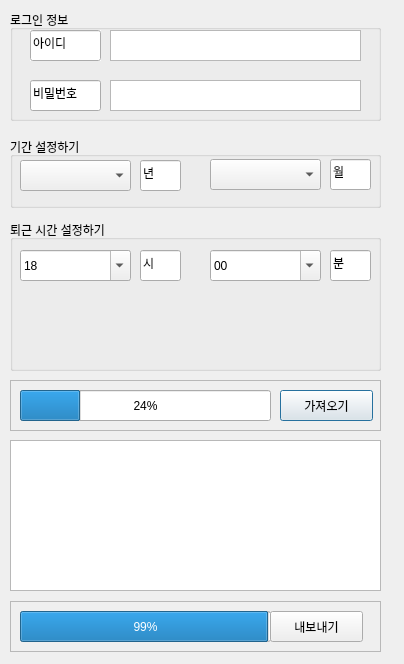
The window that DocFormAutoUI_Conti.ui (qorxowns123/Sure_Python_Project) describes before a commit, drawn with Qt 5.
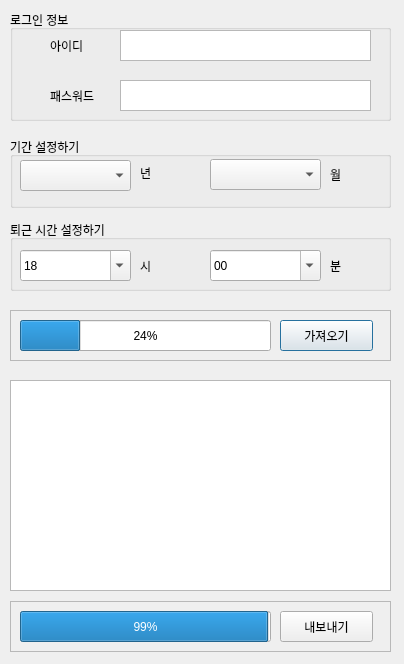
The same window after the commit.

Commit message: 버튼 이벤트 등록 중간 commit

```diff
--- a/DocFormAutoUI_Conti.ui
+++ b/DocFormAutoUI_Conti.ui
@@ -24,7 +24,7 @@
     <rect>
      <x>10</x>
      <y>10</y>
-     <width>371</width>
+     <width>381</width>
      <height>111</height>
     </rect>
    </property>
@@ -34,7 +34,7 @@
    <widget class="QTextEdit" name="G_User_PW">
     <property name="geometry">
      <rect>
-      <x>100</x>
+      <x>110</x>
       <y>70</y>
       <width>251</width>
       <height>31</height>
@@ -44,43 +44,40 @@
    <widget class="QTextEdit" name="G_User_ID">
     <property name="geometry">
      <rect>
-      <x>100</x>
+      <x>110</x>
       <y>20</y>
       <width>251</width>
       <height>31</height>
      </rect>
     </property>
    </widget>
-   <widget class="QLineEdit" name="U_ID">
+   <widget class="QLabel" name="label">
     <property name="geometry">
      <rect>
-      <x>20</x>
-      <y>20</y>
-      <width>71</width>
-      <height>31</height>
+      <x>40</x>
+      <y>30</y>
+      <width>56</width>
+      <height>12</height>
      </rect>
     </property>
-    <property name="autoFillBackground">
-     <bool>true</bool>
-    </property>
     <property name="text">
      <string>아이디</string>
     </property>
    </widget>
-   <widget class="QLineEdit" name="U_PW">
+   <widget class="QLabel" name="label_2">
     <property name="geometry">
      <rect>
-      <x>20</x>
-      <y>70</y>
-      <width>71</width>
-      <height>31</height>
+      <x>40</x>
+      <y>80</y>
+      <width>56</width>
+      <height>12</height>
      </rect>
     </property>
     <property name="accessibleDescription">
      <string/>
     </property>
     <property name="text">
-     <string>비밀번호</string>
+     <string>패스워드</string>
     </property>
    </widget>
   </widget>
@@ -89,26 +86,13 @@
     <rect>
      <x>10</x>
      <y>137</y>
-     <width>371</width>
+     <width>381</width>
      <height>71</height>
     </rect>
    </property>
    <property name="title">
     <string>기간 설정하기</string>
    </property>
-   <widget class="QLineEdit" name="U_SetYear">
-    <property name="geometry">
-     <rect>
-      <x>130</x>
-      <y>23</y>
-      <width>41</width>
-      <height>31</height>
-     </rect>
-    </property>
-    <property name="text">
-     <string>년</string>
-    </property>
-   </widget>
    <widget class="QComboBox" name="G_User_SetYear">
     <property name="geometry">
      <rect>
@@ -119,19 +103,6 @@
      </rect>
     </property>
    </widget>
-   <widget class="QLineEdit" name="U_SetMonth">
-    <property name="geometry">
-     <rect>
-      <x>320</x>
-      <y>22</y>
-      <width>41</width>
-      <height>31</height>
-     </rect>
-    </property>
-    <property name="text">
-     <string>월</string>
-    </property>
-   </widget>
    <widget class="QComboBox" name="G_User_SetMonth">
     <property name="geometry">
      <rect>
@@ -142,14 +113,40 @@
      </rect>
     </property>
    </widget>
+   <widget class="QLabel" name="label_3">
+    <property name="geometry">
+     <rect>
+      <x>130</x>
+      <y>30</y>
+      <width>56</width>
+      <height>12</height>
+     </rect>
+    </property>
+    <property name="text">
+     <string>년</string>
+    </property>
+   </widget>
+   <widget class="QLabel" name="label_4">
+    <property name="geometry">
+     <rect>
+      <x>320</x>
+      <y>30</y>
+      <width>61</width>
+      <height>16</height>
+     </rect>
+    </property>
+    <property name="text">
+     <string>월</string>
+    </property>
+   </widget>
   </widget>
   <widget class="QGroupBox" name="U_SetTime">
    <property name="geometry">
     <rect>
      <x>10</x>
      <y>220</y>
-     <width>371</width>
-     <height>151</height>
+     <width>381</width>
+     <height>71</height>
     </rect>
    </property>
    <property name="title">
@@ -181,26 +178,26 @@
      <string>00</string>
     </property>
    </widget>
-   <widget class="QLineEdit" name="U_SetHour">
+   <widget class="QLabel" name="label_5">
     <property name="geometry">
      <rect>
       <x>130</x>
-      <y>30</y>
-      <width>41</width>
-      <height>31</height>
+      <y>40</y>
+      <width>56</width>
+      <height>12</height>
      </rect>
     </property>
     <property name="text">
      <string>시</string>
     </property>
    </widget>
-   <widget class="QLineEdit" name="U_SetMinute">
+   <widget class="QLabel" name="label_6">
     <property name="geometry">
      <rect>
       <x>320</x>
-      <y>30</y>
-      <width>41</width>
-      <height>31</height>
+      <y>40</y>
+      <width>56</width>
+      <height>12</height>
      </rect>
     </property>
     <property name="text">
@@ -212,9 +209,9 @@
    <property name="geometry">
     <rect>
      <x>10</x>
-     <y>440</y>
-     <width>371</width>
-     <height>151</height>
+     <y>380</y>
+     <width>381</width>
+     <height>211</height>
     </rect>
    </property>
    <property name="sizePolicy">
@@ -246,8 +243,8 @@
    <property name="geometry">
     <rect>
      <x>10</x>
-     <y>380</y>
-     <width>371</width>
+     <y>310</y>
+     <width>381</width>
      <height>51</height>
     </rect>
    </property>
@@ -289,7 +286,7 @@
     <rect>
      <x>10</x>
      <y>601</y>
-     <width>371</width>
+     <width>381</width>
      <height>51</height>
     </rect>
    </property>
@@ -315,7 +312,7 @@
    <widget class="QPushButton" name="G_Make_DocForm">
     <property name="geometry">
      <rect>
-      <x>260</x>
+      <x>270</x>
       <y>10</y>
       <width>93</width>
       <height>31</height>
```
Left out of the diff: 3 changed lines with no effect on the pictures. The commit also changes 1 other file.
